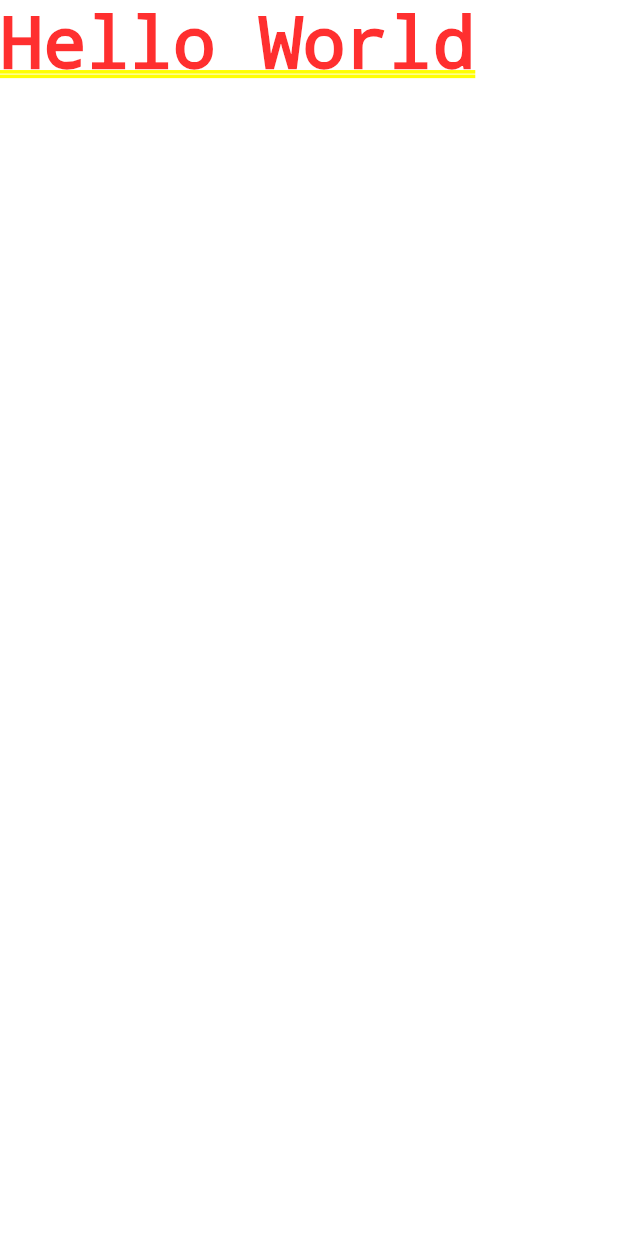
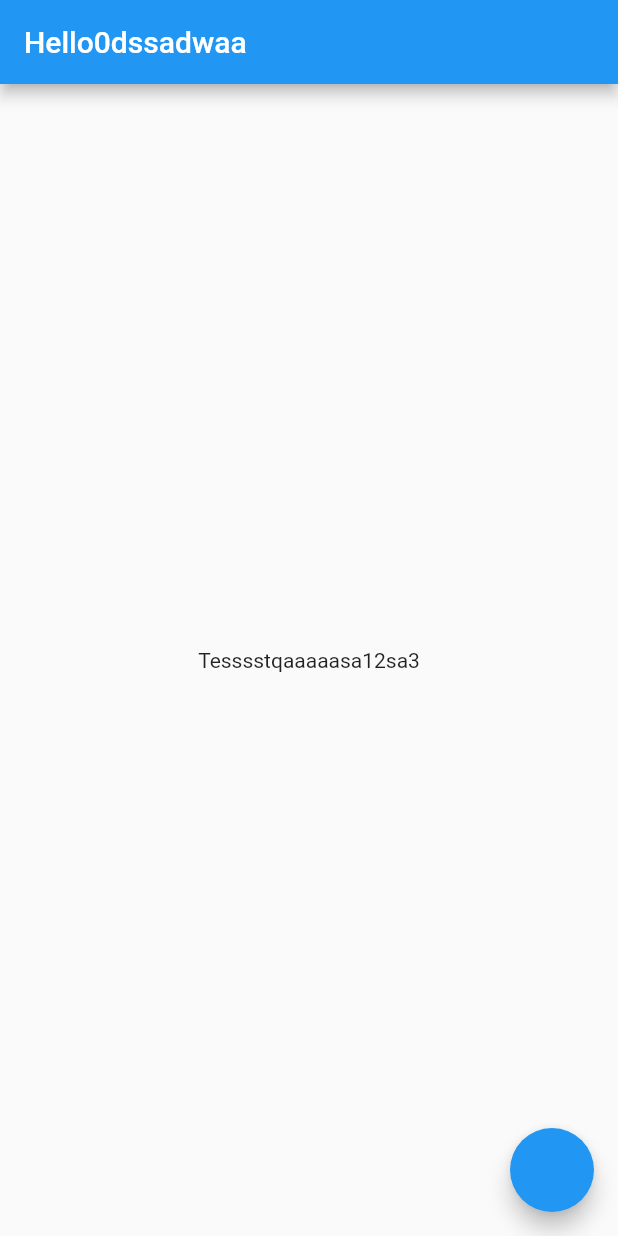
Before and after one commit to PatrickChow0803/Image-Generate, a Flutter app: the screen it shows after launch, on a phone screen of 412 x 824 dp. Run offline on Flutter 3.47's test engine with Material 2 defaults, Android fonts, the phone set to English and light mode, and no system bars.

Commit message:
Added a scaffold with a FAB

```diff
--- a/lib/main.dart
+++ b/lib/main.dart
@@ -2,7 +2,15 @@ import 'package:flutter/material.dart';
 
 void main() {
   var app = MaterialApp(
-    home: Text('Hello World'),
+    home: Scaffold(
+      appBar: AppBar(
+        title: Text('Hello0dssadwaa'),
+      ),
+      body: Center(child: Text('Tesssstqaaaaasa12sa3')),
+      floatingActionButton: FloatingActionButton(
+        onPressed: null,
+      ),
+    ),
   );
 
   runApp(app);
```
